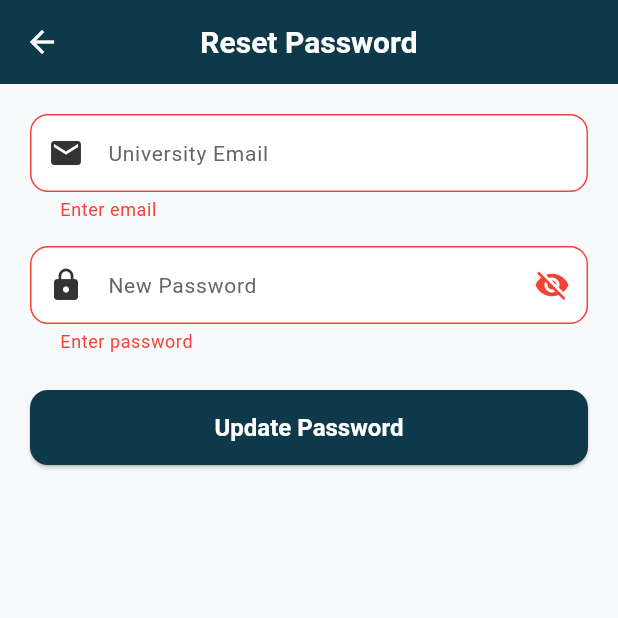
After one commit to Haile-Tesfa/UniLink-Ethiopia, a Flutter app: the ForgotPasswordScreen screen opened directly, after a tap on "Update Password", on a phone screen of 412 x 824 dp, the top half of it. The commit adds this screen. Run offline on Flutter 3.47's test engine with Material 3 defaults, Android fonts, the phone set to English and light mode, and no system bars.

Commit message:
Update backend auth and Flutter screens

```diff
--- /dev/null
+++ b/lib/screens/auth/forgot_password_screen.dart
@@ -0,0 +1,152 @@
+import 'dart:convert';
+import 'package:flutter/material.dart';
+import 'package:http/http.dart' as http;
+import '../../utils/colors.dart';
+
+class ForgotPasswordScreen extends StatefulWidget {
+  const ForgotPasswordScreen({super.key});
+
+  @override
+  State<ForgotPasswordScreen> createState() => _ForgotPasswordScreenState();
+}
+
+class _ForgotPasswordScreenState extends State<ForgotPasswordScreen> {
+  final _emailController = TextEditingController();
+  final _newPasswordController = TextEditingController();
+  final _formKey = GlobalKey<FormState>();
+  bool _isLoading = false;
+  bool _obscurePassword = true;
+
+  @override
+  void dispose() {
+    _emailController.dispose();
+    _newPasswordController.dispose();
+    super.dispose();
+  }
+
+  Future<void> _resetPassword() async {
+    if (!_formKey.currentState!.validate()) return;
+
+    setState(() => _isLoading = true);
+
+    try {
+      final uri = Uri.parse('http://localhost:5000/api/auth/reset-password');
+      final response = await http.post(
+        uri,
+        headers: {'Content-Type': 'application/json'},
+        body: jsonEncode({
+          'email': _emailController.text.trim(),
+          'newPassword': _newPasswordController.text,
+        }),
+      );
+
+      if (response.statusCode == 200) {
+        ScaffoldMessenger.of(context).showSnackBar(
+          const SnackBar(content: Text('Password updated. You can log in now.')),
+        );
+        Navigator.pop(context);
+      } else {
+        String msg = 'Reset failed';
+        try {
+          final body = jsonDecode(response.body);
+          msg = body['message'] ?? msg;
+        } catch (_) {}
+        ScaffoldMessenger.of(context).showSnackBar(
+          SnackBar(content: Text(msg)),
+        );
+      }
+    } catch (e) {
+      ScaffoldMessenger.of(context).showSnackBar(
+        const SnackBar(content: Text('Cannot connect to server')),
+      );
+    } finally {
+      if (mounted) {
+        setState(() => _isLoading = false);
+      }
+    }
+  }
+
+  void _togglePasswordVisibility() {
+    setState(() {
+      _obscurePassword = !_obscurePassword;
+    });
+  }
+
+  @override
+  Widget build(BuildContext context) {
+    return Scaffold(
+      appBar: AppBar(
+        title: const Text('Reset Password'),
+        backgroundColor: AppColors.primary,
+      ),
+      body: Padding(
+        padding: const EdgeInsets.all(20),
+        child: Form(
+          key: _formKey,
+          child: Column(
+            children: [
+              TextFormField(
+                controller: _emailController,
+                decoration: const InputDecoration(
+                  labelText: 'University Email',
+                  prefixIcon: Icon(Icons.email),
+                ),
+                keyboardType: TextInputType.emailAddress,
+                validator: (v) {
+                  if (v == null || v.isEmpty) return 'Enter email';
+                  if (!v.contains('@') || !v.contains('.')) {
+                    return 'Enter valid email';
+                  }
+                  return null;
+                },
+              ),
+              const SizedBox(height: 16),
+              TextFormField(
+                controller: _newPasswordController,
+                decoration: InputDecoration(
+                  labelText: 'New Password',
+                  prefixIcon: const Icon(Icons.lock),
+                  suffixIcon: IconButton(
+                    icon: Icon(
+                      _obscurePassword
+                          ? Icons.visibility_off
+                          : Icons.visibility,
+                    ),
+                    onPressed: _togglePasswordVisibility,
+                  ),
+                ),
+                obscureText: _obscurePassword,
+                validator: (v) {
+                  if (v == null || v.isEmpty) return 'Enter password';
+                  if (v.length < 8) return 'At least 8 characters';
+                  return null;
+                },
+              ),
+              const SizedBox(height: 24),
+              SizedBox(
+                width: double.infinity,
+                child: ElevatedButton(
+                  onPressed: _isLoading ? null : _resetPassword,
+                  style: ElevatedButton.styleFrom(
+                    backgroundColor: AppColors.primary,
+                    padding: const EdgeInsets.symmetric(vertical: 14),
+                  ),
+                  child: _isLoading
+                      ? const SizedBox(
+                          height: 22,
+                          width: 22,
+                          child: CircularProgressIndicator(
+                            strokeWidth: 2,
+                            color: Colors.white,
+                          ),
+                        )
+                      : const Text('Update Password'),
+                ),
+              ),
+            ],
+          ),
+        ),
+      ),
+    );
+  }
+}
--- a/pubspec.yaml
+++ b/pubspec.yaml
@@ -8,6 +8,7 @@ environment:
 dependencies:
   flutter:
     sdk: flutter
+  http: ^1.2.0
 
 dev_dependencies:
   flutter_test:
```
Also changed, not shown: lib/models/marketplace_model.dart (+20 -1 lines), lib/screens/auth/login_screen.dart (+110 -33 lines), lib/screens/auth/signup_screen.dart (+56 -35 lines), lib/screens/marketplace/marketplace_home.dart (+74 -96 lines), pubspec.lock, 3 other files.
